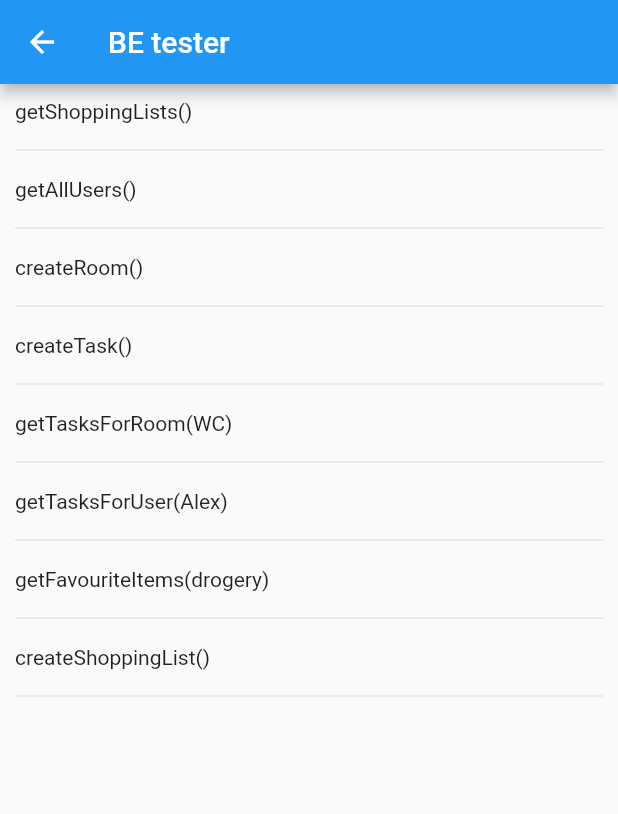
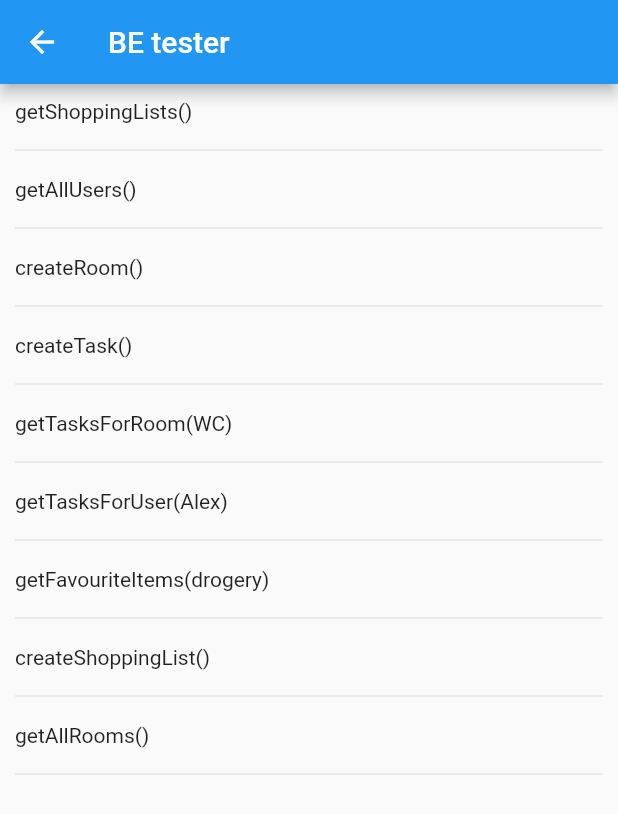
Before and after one commit to AlexanderTheGreatSK/itu_app, a Flutter app: the MyBEtestPage screen opened directly, on a phone screen of 412 x 824 dp. Shown: the top 814 px of the screen. Run offline on Flutter 3.47's test engine with Material 2 defaults, Android fonts, the phone set to English and light mode, and no system bars; our stand-ins replace cloud_firestore, firebase_auth, firebase_core, firebase_storage, google_sign_in, shared_preferences; missing offline and left inert: hexagon; accounts and stored records are empty.

Commit message:
now u can get all rooms

```diff
--- a/lib/Database/DataClasses/Room.dart
+++ b/lib/Database/DataClasses/Room.dart
@@ -4,4 +4,10 @@ class Room {
   late int progressBarValue;
 
   Room(this.name, this.imageId, this.progressBarValue);
+
+  void debugPrint() {
+    print("Name: $name");
+    print("ImageId: $imageId");
+    print("ProgressBarValue: $progressBarValue");
+  }
 }
--- a/lib/Pages/BEtest.dart
+++ b/lib/Pages/BEtest.dart
@@ -6,6 +6,7 @@ import 'package:itu_app/Database/DatabaseHandler.dart';
 import 'package:itu_app/Pages/BEtestPages/CreateRoomPage.dart';
 import 'package:itu_app/Pages/BEtestPages/CreateShoppingList.dart';
 
+import '../Database/DataClasses/Room.dart';
 import 'BEtestPages/CreateTaskPage.dart';
 
 class MyBEtestPage extends StatefulWidget {
@@ -66,6 +67,15 @@ class _MyBEtestPageState extends State<MyBEtestPage> {
       print("Item $index: $item");
       index++;
     }
+  }
+
+  Future<void> getAllRooms() async {
+    List<Room> rooms = await databaseHandler.getRooms();
+
+    for(var room in rooms) {
+      room.debugPrint();
+    }
+
   }
 
   @override
@@ -211,6 +221,21 @@ class _MyBEtestPageState extends State<MyBEtestPage> {
             padding: EdgeInsets.only(left: 10.0, right: 10.0),
             child: Divider(),
           ),
+          InkWell(
+            onTap: getAllRooms,
+            child: const Row(
+              children: [
+                Padding(
+                  padding: EdgeInsets.all(10.0),
+                  child: Text("getAllRooms()"),
+                )
+              ],
+            ),
+          ),
+          const Padding(
+            padding: EdgeInsets.only(left: 10.0, right: 10.0),
+            child: Divider(),
+          ),
         ],
       ),
     );
```
Also changed, not shown: lib/Database/DatabaseHandler.dart (+20 -1 lines).
